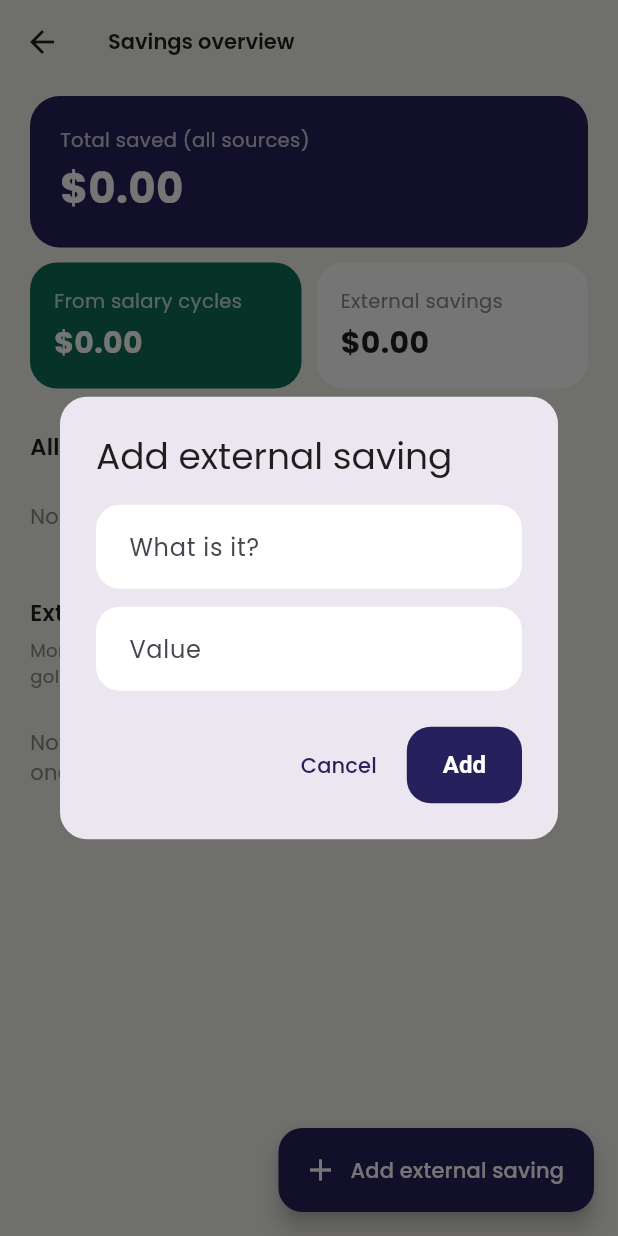
After one commit to mohab2338/Payslip, a Flutter app: the SavingsOverviewScreen screen opened directly, after a tap on "Add external saving", on a phone screen of 412 x 824 dp. The commit adds this screen. Run offline on Flutter 3.47's test engine with Material 3 defaults, Android fonts, the phone set to English and light mode, and no system bars; our stand-ins replace cloud_firestore, csv, firebase_auth, firebase_core, flutter_secure_storage, google_fonts and 2 more; missing offline and left inert: dart:html; accounts and stored records are empty.

Commit message:
new features

```diff
--- /dev/null
+++ b/lib/models/external_saving.dart
@@ -0,0 +1,31 @@
+class ExternalSaving {
+  final String id;
+  final String title;
+  final double amount;
+  final DateTime date;
+
+  ExternalSaving({
+    required this.id,
+    required this.title,
+    required this.amount,
+    required this.date,
+  });
+
+  Map<String, dynamic> toMap() {
+    return {
+      'id': id,
+      'title': title,
+      'amount': amount,
+      'date': date.toIso8601String(),
+    };
+  }
+
+  factory ExternalSaving.fromMap(Map<String, dynamic> map) {
+    return ExternalSaving(
+      id: map['id'] as String,
+      title: map['title'] as String,
+      amount: (map['amount'] as num).toDouble(),
+      date: DateTime.parse(map['date'] as String),
+    );
+  }
+}
--- a/lib/screens/month_detail_screen.dart
+++ b/lib/screens/month_detail_screen.dart
@@ -85,7 +85,7 @@ class _MonthDetailScreenState extends State<MonthDetailScreen> {
                         ),
                         const SizedBox(height: 4),
                         Text(
-                          'total spent',
+                          '${_currency.format(month.totalSpent)} total spent',
                           style: TextStyle(color: AppColors.primaryLight, fontSize: 12),
                         ),
                       ],
--- /dev/null
+++ b/lib/screens/savings_overview_screen.dart
@@ -0,0 +1,308 @@
+import 'package:flutter/material.dart';
+import 'package:intl/intl.dart';
+import 'package:provider/provider.dart';
+import '../models/month_data.dart';
+import '../models/external_saving.dart';
+import '../services/app_state.dart';
+import '../theme.dart';
+import '../widgets/confirm_dialog.dart';
+import '../widgets/stat_card.dart';
+
+class SavingsOverviewScreen extends StatelessWidget {
+  const SavingsOverviewScreen({super.key});
+
+  static final _currency = NumberFormat.currency(symbol: '\$', decimalDigits: 2);
+
+  Future<void> _addExternalSaving(BuildContext context) async {
+    final titleCtrl = TextEditingController();
+    final amountCtrl = TextEditingController();
+    final formKey = GlobalKey<FormState>();
+
+    final result = await showDialog<bool>(
+      context: context,
+      builder: (ctx) => AlertDialog(
+        shape: RoundedRectangleBorder(borderRadius: BorderRadius.circular(18)),
+        title: const Text('Add external saving'),
+        content: Form(
+          key: formKey,
+          child: Column(
+            mainAxisSize: MainAxisSize.min,
+            children: [
+              TextFormField(
+                controller: titleCtrl,
+                decoration: const InputDecoration(
+                  labelText: 'What is it?',
+                  hintText: 'e.g. Gold, cash kept at home...',
+                ),
+                validator: (v) => (v == null || v.trim().isEmpty) ? 'Required' : null,
+              ),
+              const SizedBox(height: 12),
+              TextFormField(
+                controller: amountCtrl,
+                keyboardType: const TextInputType.numberWithOptions(decimal: true),
+                decoration: const InputDecoration(labelText: 'Value'),
+                validator: (v) {
+                  if (v == null || v.isEmpty) return 'Required';
+                  final n = double.tryParse(v);
+                  if (n == null || n <= 0) return 'Enter a valid amount';
+                  return null;
+                },
+              ),
+            ],
+          ),
+        ),
+        actions: [
+          TextButton(onPressed: () => Navigator.pop(ctx, false), child: const Text('Cancel')),
+          ElevatedButton(
+            onPressed: () {
+              if (formKey.currentState!.validate()) Navigator.pop(ctx, true);
+            },
+            child: const Text('Add'),
+          ),
+        ],
+      ),
+    );
+
+    if (result == true && context.mounted) {
+      await context.read<AppState>().addExternalSaving(
+            titleCtrl.text.trim(),
+            double.parse(amountCtrl.text),
+          );
+    }
+  }
+
+  @override
+  Widget build(BuildContext context) {
+    final state = context.read<AppState>();
+
+    return Scaffold(
+      appBar: AppBar(title: const Text('Savings overview')),
+      floatingActionButton: FloatingActionButton.extended(
+        onPressed: () => _addExternalSaving(context),
+        icon: const Icon(Icons.add),
+        label: const Text('Add external saving'),
+      ),
+      body: SafeArea(
+        child: StreamBuilder<List<MonthData>>(
+          stream: state.watchHistory(),
+          builder: (context, monthsSnap) {
+            if (!monthsSnap.hasData) {
+              return const Center(child: CircularProgressIndicator());
+            }
+            final months = monthsSnap.data!;
+            final totalFromCycles =
+                months.fold(0.0, (sum, m) => sum + m.savingGoal);
+
+            return StreamBuilder<List<ExternalSaving>>(
+              stream: state.watchExternalSavings(),
+              builder: (context, externalSnap) {
+                final externalItems = externalSnap.data ?? [];
+                final totalExternal =
+                    externalItems.fold(0.0, (sum, e) => sum + e.amount);
+                final grandTotal = totalFromCycles + totalExternal;
+
+                return ListView(
+                  padding: const EdgeInsets.fromLTRB(20, 8, 20, 100),
+                  children: [
+                    // Hero: grand total saved, across everything.
+                    Container(
+                      width: double.infinity,
+                      padding: const EdgeInsets.all(20),
+                      decoration: BoxDecoration(
+                        color: AppColors.primary,
+                        borderRadius: BorderRadius.circular(20),
+                      ),
+                      child: Column(
+                        crossAxisAlignment: CrossAxisAlignment.start,
+                        children: [
+                          Text(
+                            'Total saved (all sources)',
+                            style: TextStyle(color: Colors.white.withOpacity(0.75), fontSize: 13),
+                          ),
+                          const SizedBox(height: 2),
+                          Text(
+                            _currency.format(grandTotal),
+                            style: const TextStyle(
+                                color: Colors.white, fontSize: 28, fontWeight: FontWeight.w700),
+                          ),
+                        ],
+                      ),
+                    ),
+                    const SizedBox(height: 10),
+
+                    IntrinsicHeight(
+                      child: Row(
+                        crossAxisAlignment: CrossAxisAlignment.stretch,
+                        children: [
+                          Expanded(
+                            child: StatCard(
+                              label: 'From salary cycles',
+                              value: _currency.format(totalFromCycles),
+                              fillColor: AppColors.accent,
+                            ),
+                          ),
+                          const SizedBox(width: 10),
+                          Expanded(
+                            child: StatCard(
+                              label: 'External savings',
+                              value: _currency.format(totalExternal),
+                            ),
+                          ),
+                        ],
+                      ),
+                    ),
+
+                    const SizedBox(height: 28),
+                    const Text('All cycles',
+                        style: TextStyle(fontSize: 15, fontWeight: FontWeight.w600)),
+                    const SizedBox(height: 10),
+
+                    if (months.isEmpty)
+                      const Padding(
+                        padding: EdgeInsets.symmetric(vertical: 16),
+                        child: Text('No cycles recorded yet.',
+                            style: TextStyle(color: AppColors.textSecondary)),
+                      )
+                    else
+                      ...months.map((m) {
+                        final excess =
+                            m.totalSpent > m.allowedToSpend ? m.totalSpent - m.allowedToSpend : 0.0;
+                        return Container(
+                          margin: const EdgeInsets.only(bottom: 10),
+                          padding: const EdgeInsets.all(14),
+                          decoration: BoxDecoration(
+                            color: AppColors.surface,
+                            borderRadius: BorderRadius.circular(16),
+                          ),
+                          child: Column(
+                            crossAxisAlignment: CrossAxisAlignment.start,
+                            children: [
+                              Text(
+                                DateFormat.yMMMd().format(m.periodStart),
+                                style: const TextStyle(fontWeight: FontWeight.w600, fontSize: 14),
+                              ),
+                              const SizedBox(height: 8),
+                              Row(
+                                children: [
+                                  Expanded(
+                                    child: _MiniStat(label: 'Saved', value: _currency.format(m.savingGoal)),
+                                  ),
+                                  Expanded(
+                                    child: _MiniStat(label: 'Spent', value: _currency.format(m.totalSpent)),
+                                  ),
+                                  Expanded(
+                                    child: _MiniStat(
+                                      label: 'Over budget',
+                                      value: excess > 0 ? _currency.format(excess) : '—',
+                                      valueColor: excess > 0 ? AppColors.danger : AppColors.textSecondary,
+                                    ),
+                                  ),
+                                ],
+                              ),
+                            ],
+                          ),
+                        );
+                      }),
+
+                    const SizedBox(height: 28),
+                    const Text('External savings',
+                        style: TextStyle(fontSize: 15, fontWeight: FontWeight.w600)),
+                    const SizedBox(height: 6),
+                    const Text(
+                      'Money or valuables you keep track of outside this app — gold, cash at home, etc.',
+                      style: TextStyle(color: AppColors.textSecondary, fontSize: 12),
+                    ),
+                    const SizedBox(height: 10),
+
+                    if (externalItems.isEmpty)
+                      const Padding(
+                        padding: EdgeInsets.symmetric(vertical: 16),
+                        child: Text('Nothing added yet. Use the button below to add one.',
+                            style: TextStyle(color: AppColors.textSecondary)),
+                      )
+                    else
+                      ...externalItems.map((item) => Dismissible(
+                            key: ValueKey(item.id),
+                            direction: DismissDirection.endToStart,
+                            confirmDismiss: (_) => confirmDelete(context, itemLabel: item.title),
+                            onDismissed: (_) => state.removeExternalSaving(item),
+                            background: Container(
+                              alignment: Alignment.centerRight,
+                              padding: const EdgeInsets.only(right: 20),
+                              margin: const EdgeInsets.only(bottom: 10),
+                              decoration: BoxDecoration(
+                                color: AppColors.danger.withOpacity(0.15),
+                                borderRadius: BorderRadius.circular(16),
+                              ),
+                              child: const Icon(Icons.delete_outline, color: AppColors.danger),
+                            ),
+                            child: Container(
+                              margin: const EdgeInsets.only(bottom: 10),
+                              padding: const EdgeInsets.symmetric(horizontal: 16, vertical: 14),
+                              decoration: BoxDecoration(
+                                color: AppColors.surface,
+                                borderRadius: BorderRadius.circular(16),
+                              ),
+                              child: Row(
+                                children: [
+                                  Expanded(
+                                    child: Column(
+                                      crossAxisAlignment: CrossAxisAlignment.start,
+                                      children: [
+                                        Text(item.title,
+                                            style: const TextStyle(
+                                                fontSize: 14, fontWeight: FontWeight.w500)),
+                                        const SizedBox(height: 2),
+                                        Text(
+                                          DateFormat.yMMMd().format(item.date),
+                                          style: const TextStyle(
+                                              fontSize: 12, color: AppColors.textSecondary),
+                                        ),
+                                      ],
+                                    ),
+                                  ),
+                                  Text(
+                                    _currency.format(item.amount),
+                                    style: const TextStyle(fontSize: 14, fontWeight: FontWeight.w700),
+                                  ),
+                                ],
+                              ),
+                            ),
+                          )),
+                  ],
+                );
+              },
+            );
+          },
+        ),
+      ),
+    );
+  }
+}
+
+class _MiniStat extends StatelessWidget {
+  final String label;
+  final String value;
+  final Color? valueColor;
+
+  const _MiniStat({required this.label, required this.value, this.valueColor});
+
+  @override
+  Widget build(BuildContext context) {
+    return Column(
+      crossAxisAlignment: CrossAxisAlignment.start,
+      children: [
+        Text(label, style: const TextStyle(fontSize: 11, color: AppColors.textSecondary)),
+        const SizedBox(height: 2),
+        Text(
+          value,
+          style: TextStyle(
+            fontSize: 13,
+            fontWeight: FontWeight.w600,
+            color: valueColor ?? AppColors.textPrimary,
+          ),
+        ),
+      ],
+    );
+  }
+}
--- a/lib/services/firestore_service.dart
+++ b/lib/services/firestore_service.dart
@@ -1,12 +1,14 @@
 import 'package:cloud_firestore/cloud_firestore.dart';
 import '../models/month_data.dart';
 import '../models/expense_item.dart';
+import '../models/external_saving.dart';
 
 /// All Firestore reads/writes live here.
 ///
 /// Structure:
-///   users/{uid}                       -> { monthStartDay: int, setupDone: bool }
-///   users/{uid}/months/{cycleId}      -> { periodStart, salary, savingGoal, items: [...] }
+///   users/{uid}                            -> { monthStartDay: int, setupDone: bool }
+///   users/{uid}/months/{cycleId}           -> { periodStart, salary, savingGoal, items: [...] }
+///   users/{uid}/external_savings/{itemId}  -> { id, title, amount, date }
 class FirestoreService {
   final FirebaseFirestore _db = FirebaseFirestore.instance;
 
@@ -15,6 +17,9 @@ class FirestoreService {
 
   CollectionReference<Map<String, dynamic>> _monthsCol(String uid) =>
       _userDoc(uid).collection('months');
+
+  CollectionReference<Map<String, dynamic>> _externalSavingsCol(String uid) =>
+      _userDoc(uid).collection('external_savings');
 
   // ---------- user settings ----------
 
@@ -74,4 +79,19 @@ class FirestoreService {
       'items': FieldValue.arrayRemove([item.toMap()]),
     });
   }
+
+  // ---------- external (manually added) savings ----------
+
+  Future<void> addExternalSaving(String uid, ExternalSaving item) async {
+    await _externalSavingsCol(uid).doc(item.id).set(item.toMap());
+  }
+
+  Future<void> removeExternalSaving(String uid, String itemId) async {
+    await _externalSavingsCol(uid).doc(itemId).delete();
+  }
+
+  Stream<List<ExternalSaving>> watchExternalSavings(String uid) {
+    return _externalSavingsCol(uid).orderBy('date', descending: true).snapshots().map(
+        (snap) => snap.docs.map((d) => ExternalSaving.fromMap(d.data())).toList());
+  }
 }
```
Also changed, not shown: lib/screens/home_screen.dart (+12 -1 lines), lib/services/app_state.dart (+19 -0 lines), lib/widgets/confirm_dialog.dart (added, +27 -0 lines), 1 other file.
